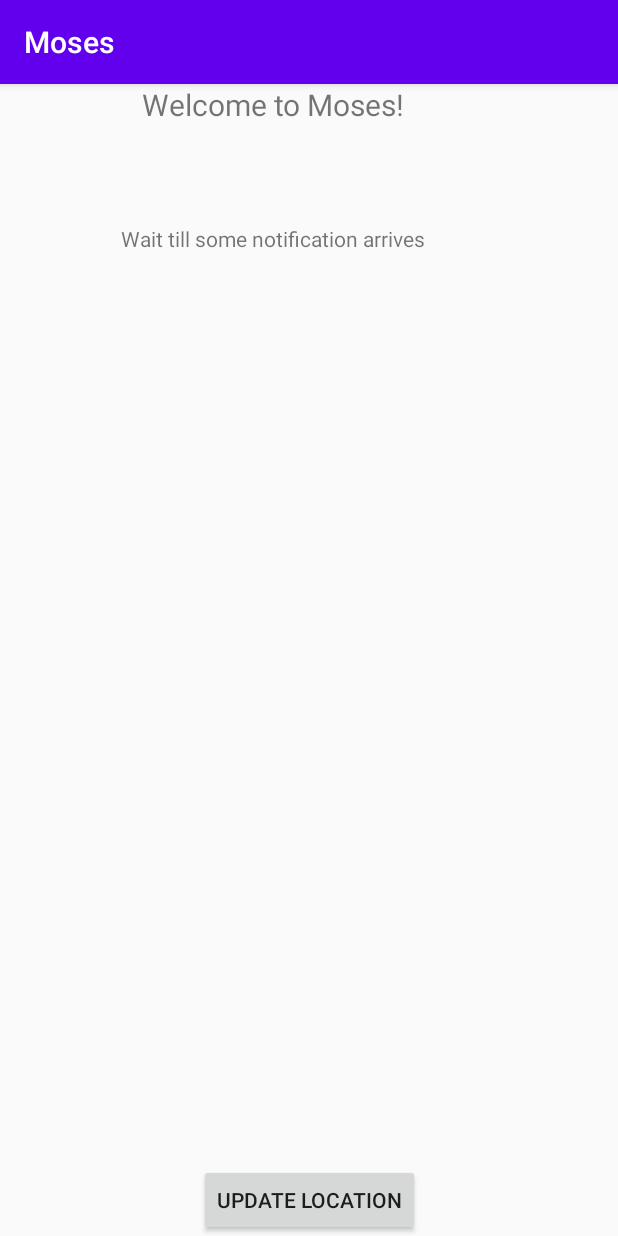
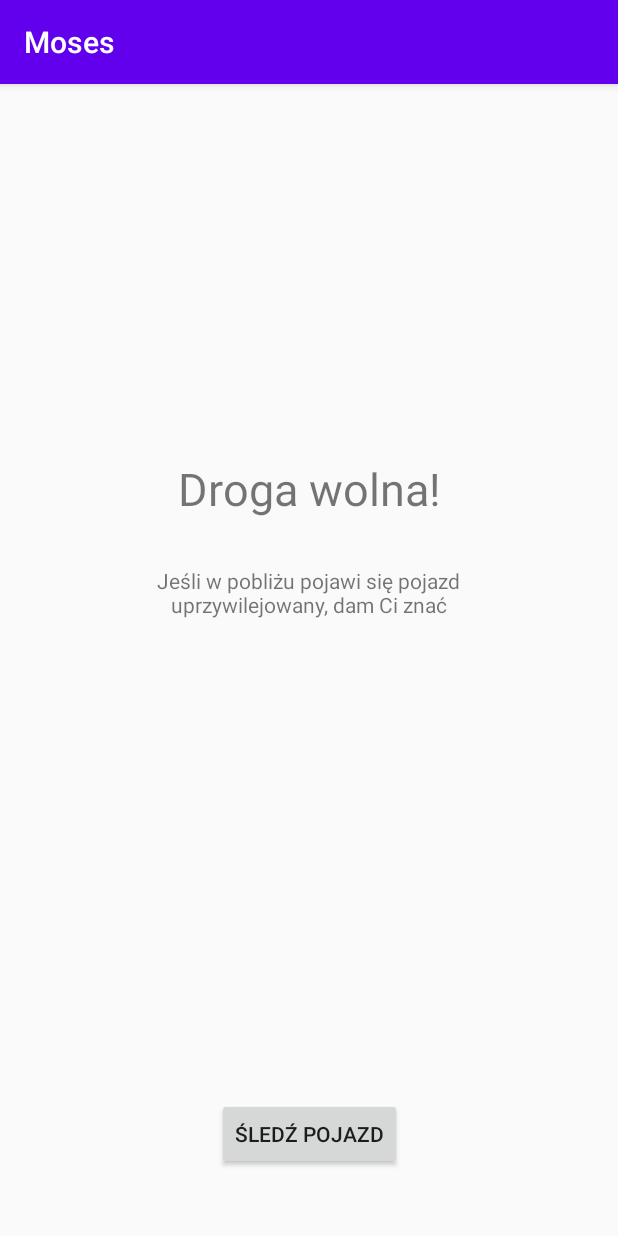
Before and after one commit to tyrrr-aj/Moses, an Android app: the screen it shows after launch (MainActivity), on a phone screen of 412 x 824 dp. Run offline under Robolectric (Android 15) with nearby library versions, the phone set to English and light mode, and no system bars; libraries missing offline, so code that uses them is left out: com.moses.driverapp, com.moses.notifications; 4 statements that could not run were skipped.

Commit message:
Notifications in app working

```diff
--- a/App/app/src/main/java/com/moses/app/NotificationDisplayer.java
+++ b/App/app/src/main/java/com/moses/app/NotificationDisplayer.java
@@ -1,9 +1,11 @@
 package com.moses.app;
 
 import android.content.Intent;
+import android.util.Log;
 
 import com.moses.driverapp.backend.interfaces.Displayer;
 import com.moses.notifications.Notification;
+import com.moses.notifications.NotificationType;
 
 import static com.moses.app.MainActivity.MESSAGE_BODY;
 
@@ -16,8 +18,39 @@ public class NotificationDisplayer implements Displayer {
 
     @Override
     public void displayNotification(Notification notification) {
-        Intent intent = new Intent(mainActivity, ShowNotification.class);
-        intent.putExtra(MESSAGE_BODY, notification.rideId + ": " + notification.text);
-        mainActivity.startActivity(intent);
+        Log.d("Notification displayer", "NOTIFICATION ARRIVED!");
+        mainActivity.showMessage(title(notification.type), message(notification.type));
+    }
+
+    private String title(NotificationType notificationType) {
+        switch (notificationType) {
+            case MAKE_WAY_ON_ROAD:
+                return "Utwórz korytarz życia";
+
+            case MAKE_WAY_ON_JUNCTION:
+                return "Ustąp pierwszeństwa na skrzyżowaniu";
+
+            case NO_ACTION_REQUIRED:
+                return "Nie musisz nic robić";
+
+            default:
+                return "Domyślny tytuł powiadomienia";
+        }
+    }
+
+    private String message(NotificationType notificationType) {
+        switch (notificationType) {
+            case MAKE_WAY_ON_ROAD:
+                return "Pojazd uprzywilejowany nadjeżdża z tyłu";
+
+            case MAKE_WAY_ON_JUNCTION:
+                return "Pojazd uprzywilejowany zbliża się do skrzyżowania przed Tobą";
+
+            case NO_ACTION_REQUIRED:
+                return "Pojazd uprzywilejowany przejedzie w pobliżu, ale nie wpływasz na jego ruch";
+
+            default:
+                return "Domyślna treść powiadomienia";
+        }
     }
 }
--- a/App/app/src/main/res/layout/activity_main.xml
+++ b/App/app/src/main/res/layout/activity_main.xml
@@ -10,44 +10,35 @@
         android:id="@+id/greeting"
         android:layout_width="223dp"
         android:layout_height="60dp"
+        android:gravity="center"
         android:text="@string/greeting_text"
-        android:textSize="20sp"
+        android:textSize="30sp"
         app:layout_constraintBottom_toTopOf="@+id/waitText"
         app:layout_constraintEnd_toEndOf="parent"
         app:layout_constraintStart_toStartOf="parent"
-        app:layout_constraintTop_toTopOf="parent" />
+        app:layout_constraintTop_toTopOf="parent"
+        app:layout_constraintVertical_bias="0.946" />
 
     <TextView
         android:id="@+id/waitText"
         android:layout_width="250dp"
         android:layout_height="50dp"
-        android:layout_marginTop="33dp"
+        android:layout_marginBottom="312dp"
+        android:gravity="center"
         android:text="@string/wait_text"
+        app:layout_constraintBottom_toTopOf="@+id/button"
         app:layout_constraintEnd_toEndOf="parent"
         app:layout_constraintHorizontal_bias="0.496"
-        app:layout_constraintStart_toStartOf="parent"
-        app:layout_constraintTop_toBottomOf="@+id/greeting" />
-
-    <TextView
-        android:id="@+id/localizationText"
-        android:layout_width="260dp"
-        android:layout_height="223dp"
-        android:layout_marginTop="64dp"
-        android:textScaleX="1"
-        android:textSize="36sp"
-        app:layout_constraintEnd_toEndOf="parent"
-        app:layout_constraintHorizontal_bias="0.529"
-        app:layout_constraintStart_toStartOf="parent"
-        app:layout_constraintTop_toBottomOf="@+id/waitText" />
+        app:layout_constraintStart_toStartOf="parent" />
 
     <Button
         android:id="@+id/button"
         android:layout_width="wrap_content"
         android:layout_height="wrap_content"
-        android:text="Update location"
+        android:layout_marginBottom="44dp"
+        android:text="@string/track_button_text"
         app:layout_constraintBottom_toBottomOf="parent"
         app:layout_constraintEnd_toEndOf="parent"
-        app:layout_constraintStart_toStartOf="parent"
-        app:layout_constraintTop_toBottomOf="@+id/textView" />
+        app:layout_constraintStart_toStartOf="parent" />
 
 </androidx.constraintlayout.widget.ConstraintLayout>
--- a/App/app/src/main/res/values/strings.xml
+++ b/App/app/src/main/res/values/strings.xml
@@ -1,6 +1,6 @@
 <resources>
     <string name="app_name">Moses</string>
-    <string name="greeting_text">Welcome to Moses!</string>
-    <string name="wait_text">Wait till some notification arrives</string>
-    <string name="notification_arrived">New notification arrived:</string>
+    <string name="greeting_text">Droga wolna!</string>
+    <string name="wait_text">Jeśli w pobliżu pojawi się pojazd uprzywilejowany, dam Ci znać</string>
+    <string name="track_button_text">Śledź pojazd</string>
 </resources>
```
Also changed, not shown: App/app/src/main/java/com/moses/app/MainActivity.java (+35 -34 lines), App/app/src/main/java/com/moses/app/ShowNotification.java (+9 -3 lines), App/app/src/main/res/layout/activity_show_notification.xml (+21 -12 lines), 12 other files.
